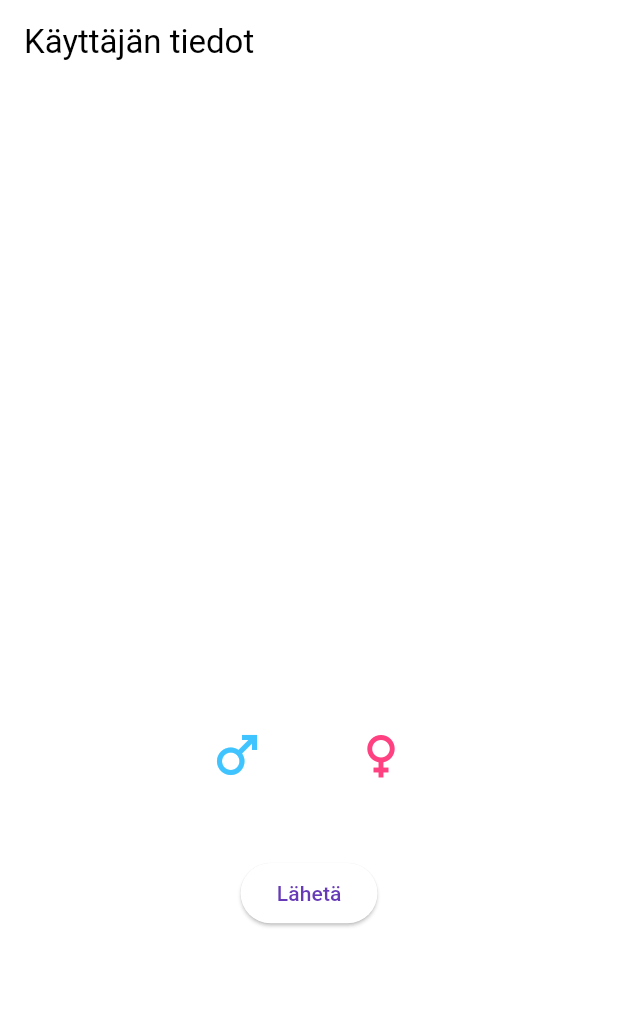
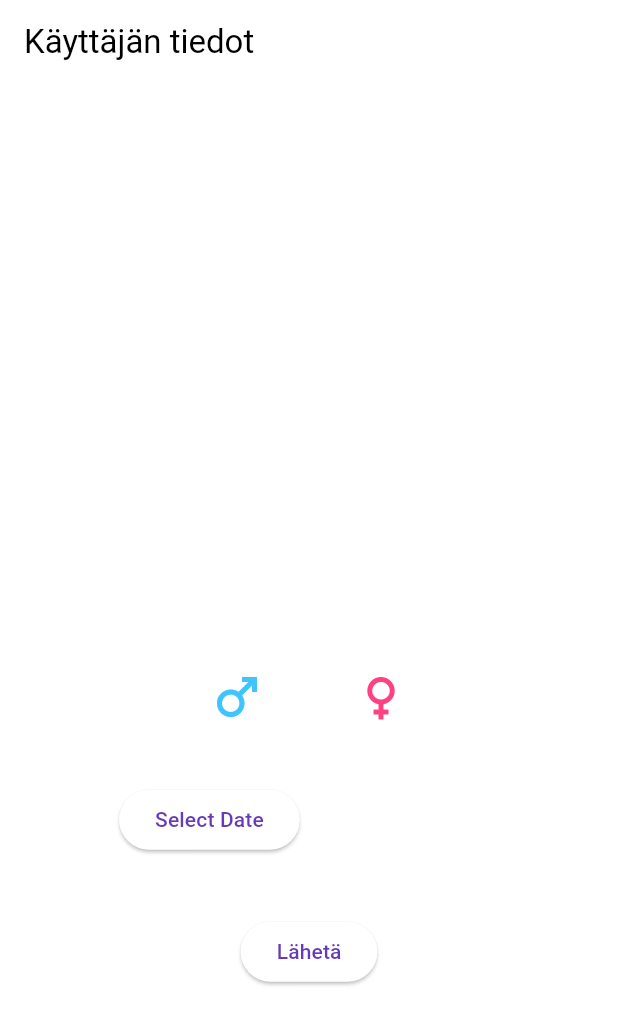
Before and after one commit to mabackma/medical_questionnaire, a Flutter app: the screen it shows after launch, on a phone screen of 412 x 824 dp. Shown: the top 1025 px of the screen. Run offline on Flutter 3.47's test engine with Material 3 defaults, Android fonts, the phone set to English and light mode, and no system bars; missing offline and left inert: record.

Commit message:
added date

```diff
--- a/lib/input_page.dart
+++ b/lib/input_page.dart
@@ -1,9 +1,17 @@
 import 'package:flutter/material.dart';
 import 'package:medical_questionnaire/providers/global_state.dart';
 import 'package:provider/provider.dart';
+import 'package:intl/intl.dart';
 
-class InputPage extends StatelessWidget {
-  const InputPage({Key? key});
+class InputPage extends StatefulWidget {
+  const InputPage({super.key});
+
+  @override
+  _InputPageState createState() => _InputPageState();
+}
+
+class _InputPageState extends State<InputPage> {
+  DateTime? selectedDate = DateTime.now();
 
   @override
   Widget build(BuildContext context) {
@@ -20,8 +28,24 @@ class InputPage extends StatelessWidget {
         'gender': gender
       };
 
+      globalState.answerDate = DateFormat.yMMMd().format(selectedDate!);
+
       // Navigate to the home page
       Navigator.pushReplacementNamed(context, '/home');
+    }
+
+    Future<void> selectDate(BuildContext context) async {
+      final DateTime? picked = await showDatePicker(
+        context: context,
+        initialDate: DateTime.now(),
+        firstDate: DateTime(2015, 8),
+        lastDate: DateTime(2101),
+      );
+      if (picked != null && picked != selectedDate) {
+        setState(() {
+          selectedDate = picked;
+        });
+      }
     }
 
     return Scaffold(
@@ -98,6 +122,26 @@ class InputPage extends StatelessWidget {
                 ),
               ],
             ),
+            const SizedBox(height: 30.0),
+            Row(
+              mainAxisAlignment: MainAxisAlignment.center,
+              children: <Widget>[
+                ElevatedButton(
+                  onPressed: () => selectDate(context),
+                  child: const Text('Select Date'),
+                ),
+                const SizedBox(width: 40),
+                Text(
+                  selectedDate != null
+                      ? DateFormat.yMMMd().format(selectedDate!)
+                      : 'No date selected',
+                  style: const TextStyle(
+                    color: Colors.white,
+                    fontSize: 16, // Adjust the font size as needed
+                  ),
+                ),
+              ],
+            ),
             const SizedBox(height: 40.0),
             ElevatedButton(
               onPressed: () => handleButtonPress(context),
--- a/lib/providers/global_state.dart
+++ b/lib/providers/global_state.dart
@@ -9,6 +9,7 @@ class GlobalState extends ChangeNotifier {
   List<Map<String, dynamic>> questionnaire = [];
   List<Map<String, dynamic>> answers = [];
   List<Map<String, dynamic>> summaries = [];
+  String? answerDate;
 
   // Method to fetch the entire questionnaire from the server
   Future<void> getQuestionnaire() async {
--- a/pubspec.yaml
+++ b/pubspec.yaml
@@ -30,6 +30,7 @@ environment:
 dependencies:
   flutter:
     sdk: flutter
+  intl: ^0.17.0
 
 
   # The following adds the Cupertino Icons font to your application.
```
Also changed, not shown: lib/show_summaries.dart (+19 -7 lines), lib/summary_history.dart (added), pubspec.lock.
